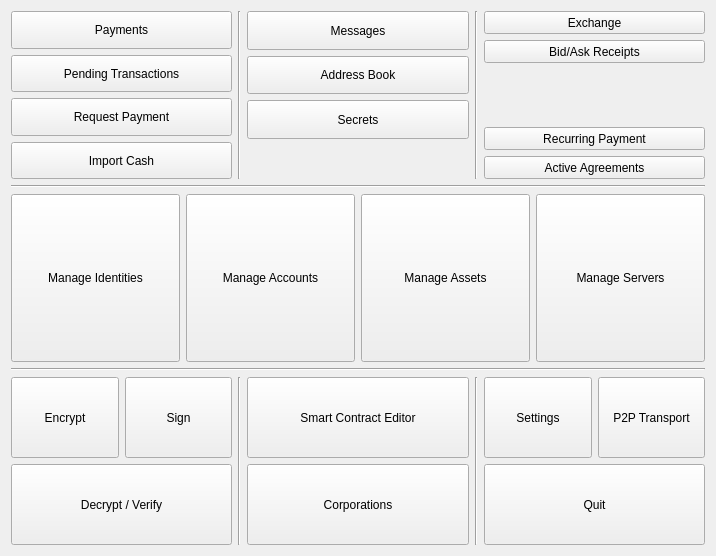
Old version of the form src/gui/ui/dlgmenu.ui in the repository Open-Transactions/Moneychanger.
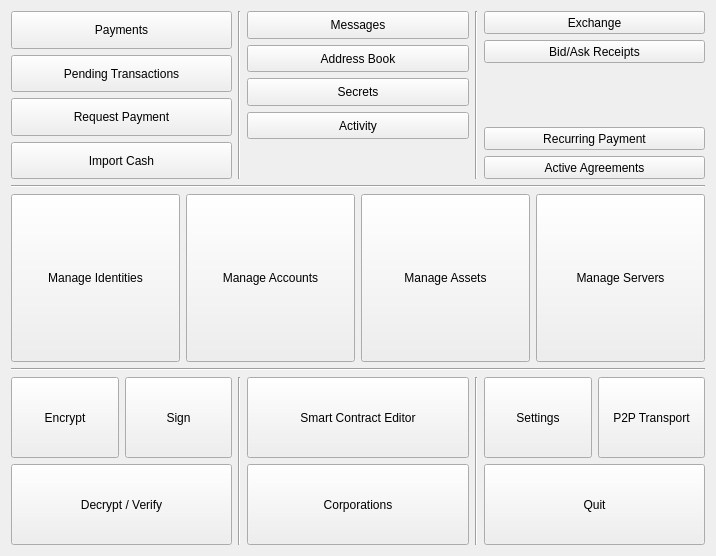
New version of the form. Icons and pictures are not drawn.

Commit message: Activity screen, pairing, etc.

```diff
--- a/src/gui/ui/dlgmenu.ui
+++ b/src/gui/ui/dlgmenu.ui
@@ -214,6 +214,19 @@
          </property>
         </widget>
        </item>
+       <item>
+        <widget class="QToolButton" name="toolButton_activity">
+         <property name="sizePolicy">
+          <sizepolicy hsizetype="Expanding" vsizetype="Expanding">
+           <horstretch>0</horstretch>
+           <verstretch>0</verstretch>
+          </sizepolicy>
+         </property>
+         <property name="text">
+          <string>Activity</string>
+         </property>
+        </widget>
+       </item>
        <item>
         <spacer name="verticalSpacer_2">
          <property name="orientation">
```
The commit also changes 18 other files.
